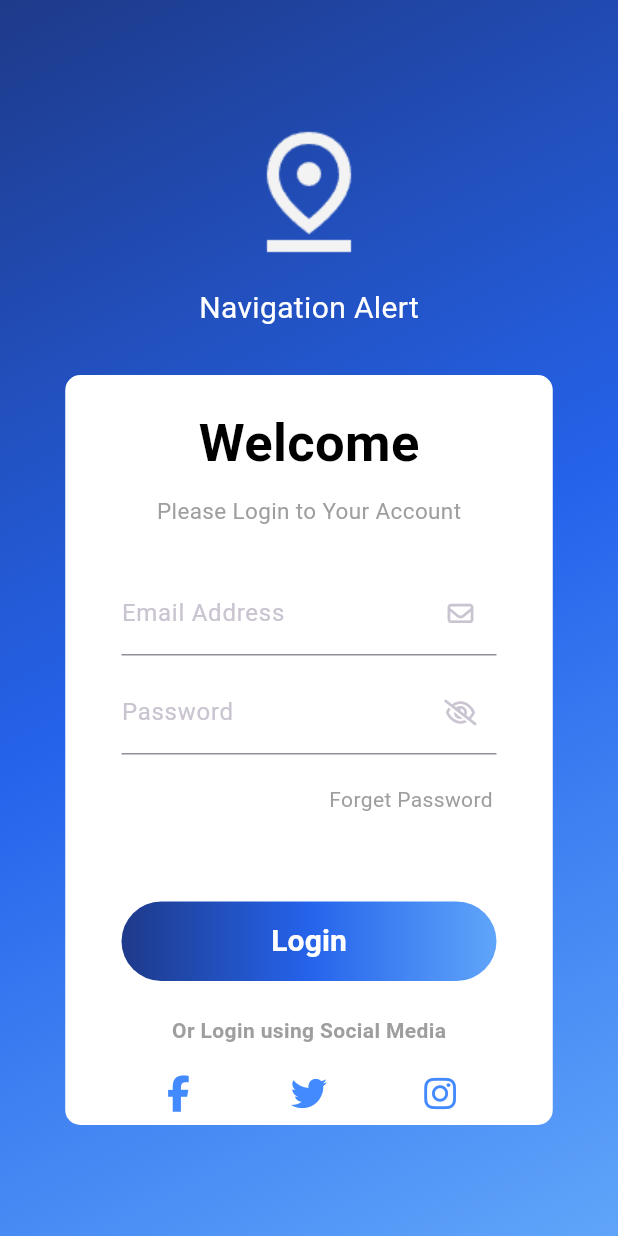
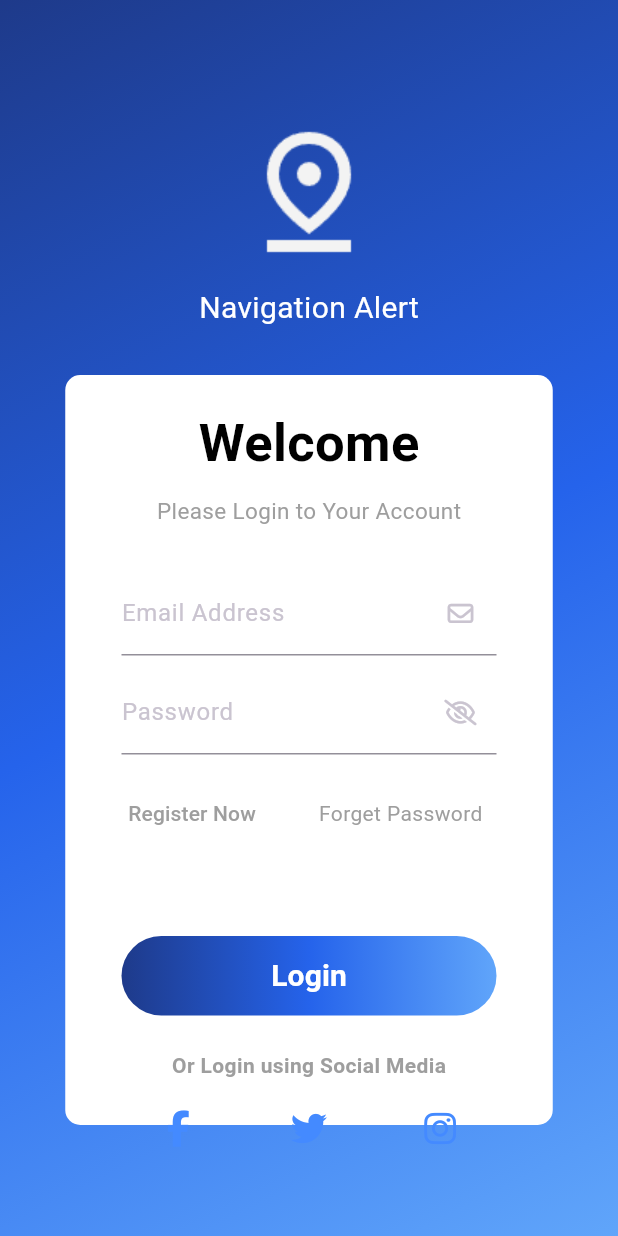
Before and after one commit to Hasibulshahi/navigation_alert, a Flutter app: the screen it shows after launch, on a phone screen of 412 x 824 dp. Run offline on Flutter 3.47's test engine with Material 3 defaults, Android fonts, the phone set to English and light mode, and no system bars; our stand-ins replace font_awesome_flutter.

Commit message:
Update loginPage.dart

```diff
--- a/lib/views/loginPage.dart
+++ b/lib/views/loginPage.dart
@@ -95,12 +95,27 @@ class _LoginState extends State<Login> {
                         ),
                       ),
                     ),
-                    const Padding(
-                      padding: EdgeInsets.fromLTRB(20, 20, 40, 20),
+                    Padding(
+                      padding: const EdgeInsets.fromLTRB(30, 15, 40, 20),
                       child: Row(
-                        mainAxisAlignment: MainAxisAlignment.end,
+                        mainAxisAlignment: MainAxisAlignment.start,
                         children: [
-                          Text(
+                          TextButton(
+                            onPressed: () {
+                              Navigator.push(
+                                context,
+                                MaterialPageRoute(builder: (context) => const MapPage()),
+                              );
+                            },
+                            child: const Text(
+                              'Register Now',
+                              style: TextStyle(
+                                color: Colors.grey
+                              ),
+                            ),
+                          ),
+                          const SizedBox(width: 30,),
+                          const Text(
                             'Forget Password',
                             style: TextStyle(
                               color: Colors.grey
```
